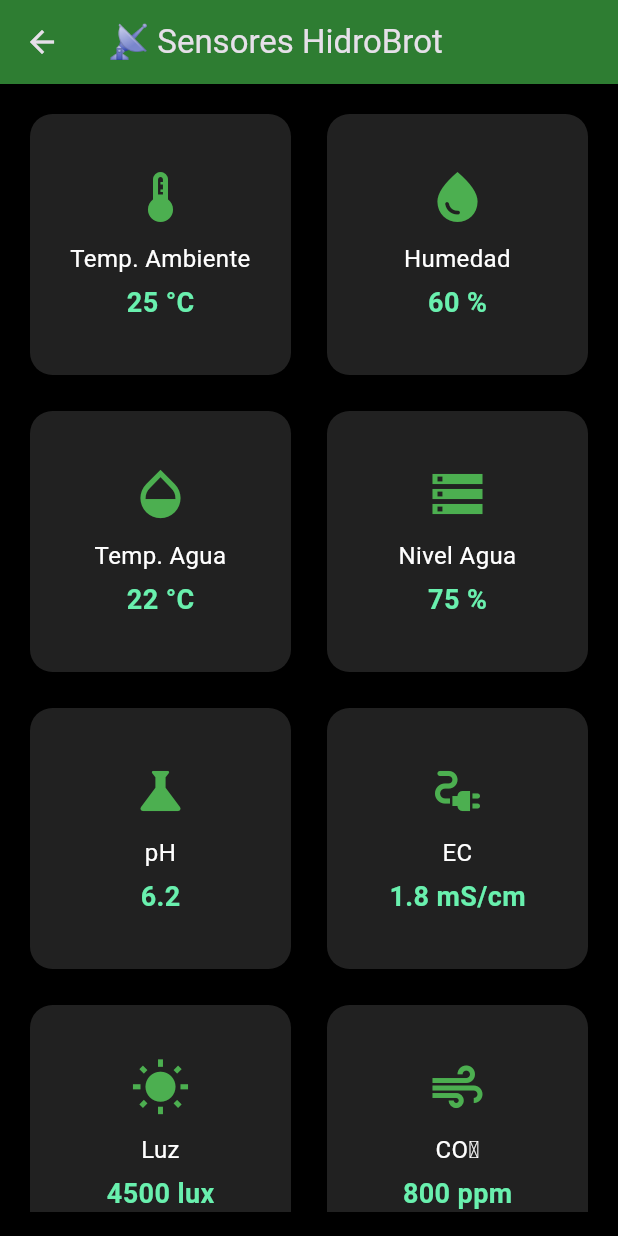
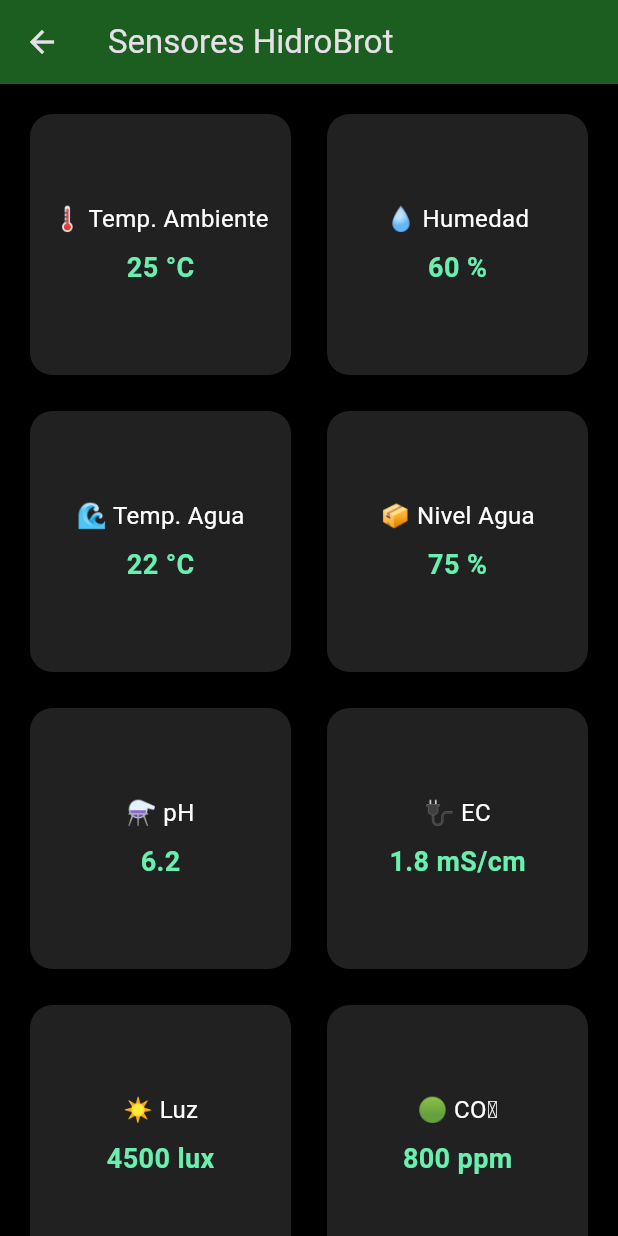
Before and after one commit to HidroBrot/CultiBrot_App, a Flutter app: the SensoresScreen screen opened directly, on a phone screen of 412 x 824 dp. Run offline on Flutter 3.47's test engine with Material 3 defaults, Android fonts, the phone set to English and light mode, and no system bars; statements that could not run were skipped.

Commit message:
Update Sensores.dart

```diff
--- a/lib/lib/screens/Sensores.dart
+++ b/lib/lib/screens/Sensores.dart
@@ -1,114 +1,95 @@
 import 'package:flutter/material.dart';
 
 class SensoresScreen extends StatelessWidget {
-  const SensoresScreen({super.key});
+  final String lang;
+  const SensoresScreen({super.key, this.lang = 'es'});
+
+  static const Map<String, Map<String, String>> texts = {
+    "es": {
+      "title": "Sensores HidroBrot",
+      "tempAmb": "🌡️ Temp. Ambiente",
+      "hum": "💧 Humedad",
+      "tempAgua": "🌊 Temp. Agua",
+      "nivel": "📦 Nivel Agua",
+      "ph": "⚗️ pH",
+      "ec": "🔌 EC",
+      "luz": "☀️ Luz",
+      "co2": "🟢 CO₂",
+    },
+    "en": {
+      "title": "HidroBrot Sensors",
+      "tempAmb": "🌡️ Air Temp",
+      "hum": "💧 Humidity",
+      "tempAgua": "🌊 Water Temp",
+      "nivel": "📦 Water Level",
+      "ph": "⚗️ pH",
+      "ec": "🔌 EC",
+      "luz": "☀️ Light",
+      "co2": "🟢 CO₂",
+    },
+    "de": {
+      "title": "HidroBrot Sensoren",
+      "tempAmb": "🌡️ Lufttemp.",
+      "hum": "💧 Feuchtigkeit",
+      "tempAgua": "🌊 Wassertemp.",
+      "nivel": "📦 Wasserstand",
+      "ph": "⚗️ pH",
+      "ec": "🔌 EC",
+      "luz": "☀️ Licht",
+      "co2": "🟢 CO₂",
+    },
+    "fr": {
+      "title": "Capteurs HidroBrot",
+      "tempAmb": "🌡️ Temp. Air",
+      "hum": "💧 Humidité",
+      "tempAgua": "🌊 Temp. Eau",
+      "nivel": "📦 Niveau Eau",
+      "ph": "⚗️ pH",
+      "ec": "🔌 EC",
+      "luz": "☀️ Lumière",
+      "co2": "🟢 CO₂",
+    },
+  };
 
   @override
   Widget build(BuildContext context) {
+    final t = texts[lang] ?? texts["es"]!;
+
     return Scaffold(
-      appBar: AppBar(
-        title: const Text("📡 Sensores HidroBrot"),
-        backgroundColor: Colors.green[800],
+      appBar: AppBar(title: Text(t["title"]!), backgroundColor: Colors.green[900]),
+      body: GridView.count(
+        crossAxisCount: 2,
+        padding: const EdgeInsets.all(16),
+        mainAxisSpacing: 16,
+        crossAxisSpacing: 16,
+        children: [
+          _sensorCard(t["tempAmb"]!, "25 °C"),
+          _sensorCard(t["hum"]!, "60 %"),
+          _sensorCard(t["tempAgua"]!, "22 °C"),
+          _sensorCard(t["nivel"]!, "75 %"),
+          _sensorCard(t["ph"]!, "6.2"),
+          _sensorCard(t["ec"]!, "1.8 mS/cm"),
+          _sensorCard(t["luz"]!, "4500 lux"),
+          _sensorCard(t["co2"]!, "800 ppm"),
+        ],
       ),
-      body: Padding(
-        padding: const EdgeInsets.all(16.0),
-        child: GridView.count(
-          crossAxisCount: 2,
-          crossAxisSpacing: 16,
-          mainAxisSpacing: 16,
-          children: const [
-            SensorCard(
-              icon: Icons.thermostat,
-              label: "Temp. Ambiente",
-              value: "25 °C",
-            ),
-            SensorCard(
-              icon: Icons.water_drop,
-              label: "Humedad",
-              value: "60 %",
-            ),
-            SensorCard(
-              icon: Icons.opacity,
-              label: "Temp. Agua",
-              value: "22 °C",
-            ),
-            SensorCard(
-              icon: Icons.storage,
-              label: "Nivel Agua",
-              value: "75 %",
-            ),
-            SensorCard(
-              icon: Icons.science,
-              label: "pH",
-              value: "6.2",
-            ),
-            SensorCard(
-              icon: Icons.electrical_services,
-              label: "EC",
-              value: "1.8 mS/cm",
-            ),
-            SensorCard(
-              icon: Icons.wb_sunny,
-              label: "Luz",
-              value: "4500 lux",
-            ),
-            SensorCard(
-              icon: Icons.air,
-              label: "CO₂",
-              value: "800 ppm",
-            ),
+    );
+  }
+
+  Widget _sensorCard(String label, String value) {
+    return Card(
+      color: Colors.grey[900],
+      shape: RoundedRectangleBorder(borderRadius: BorderRadius.circular(15)),
+      child: Center(
+        child: Column(
+          mainAxisSize: MainAxisSize.min,
+          children: [
+            Text(label, style: const TextStyle(color: Colors.white, fontSize: 16)),
+            const SizedBox(height: 8),
+            Text(value, style: const TextStyle(color: Colors.greenAccent, fontSize: 18, fontWeight: FontWeight.bold)),
           ],
         ),
       ),
     );
   }
 }
-
-class SensorCard extends StatelessWidget {
-  final IconData icon;
-  final String label;
-  final String value;
-
-  const SensorCard({
-    super.key,
-    required this.icon,
-    required this.label,
-    required this.value,
-  });
-
-  @override
-  Widget build(BuildContext context) {
-    return Card(
-      color: Colors.grey[900],
-      shape: RoundedRectangleBorder(borderRadius: BorderRadius.circular(15)),
-      elevation: 6,
-      child: Padding(
-        padding: const EdgeInsets.all(16.0),
-        child: Column(
-          mainAxisAlignment: MainAxisAlignment.center,
-          children: [
-            Icon(icon, color: Colors.green, size: 40),
-            const SizedBox(height: 10),
-            Text(
-              label,
-              style: const TextStyle(
-                color: Colors.white,
-                fontSize: 16,
-              ),
-              textAlign: TextAlign.center,
-            ),
-            const SizedBox(height: 5),
-            Text(
-              value,
-              style: const TextStyle(
-                color: Colors.greenAccent,
-                fontSize: 18,
-                fontWeight: FontWeight.bold,
-              ),
-            ),
-          ],
-        ),
-      ),
-    );
-  }
-}
```
